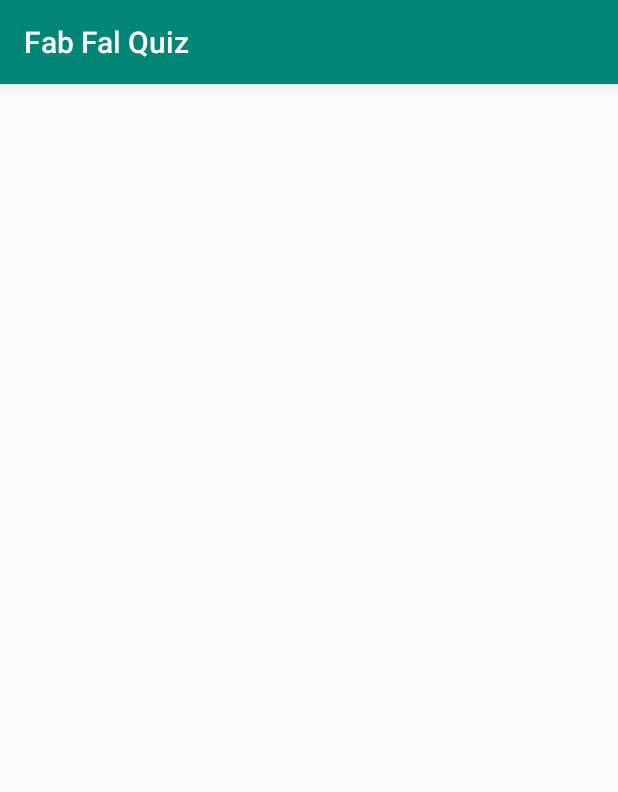
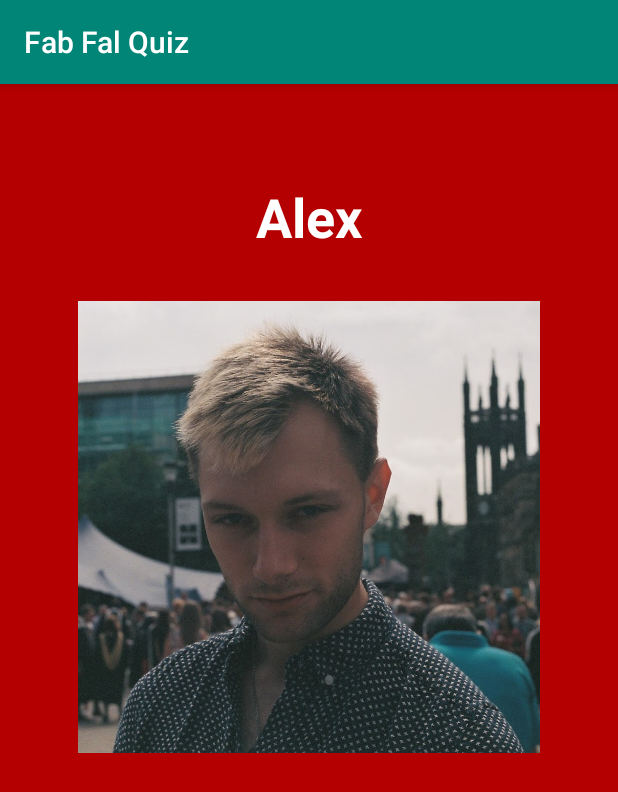
Before and after one commit to LexuLexu/Fab_Fal_Quiz, an Android app: the ResultActivity screen opened directly, with no data from a screen before it, on a phone screen of 412 x 824 dp. Shown: the top 792 px of the screen. Run offline under Robolectric (Android 15) with nearby library versions, the phone set to English and light mode, and no system bars.

Commit message:
results activity functions

```diff
--- a/app/src/main/java/com/example/whichfalmouthmemberareyou/Global.kt
+++ b/app/src/main/java/com/example/whichfalmouthmemberareyou/Global.kt
@@ -4,11 +4,15 @@ import android.app.Application
 
 class Global : Application() {
 
-    var alex:   Int = 0;
-    var amy:    Int = 0;
-    var jack:   Int = 0;
-    var sam:    Int = 0;
-    var tom:    Int = 0;
+    var alex:   Int = 0
+    var amy:    Int = 0
+    var jack:   Int = 0
+    var sam:    Int = 0
+    var tom:    Int = 0
+
+    val sortedList = ArrayList<Int>()
+
+    var mostLike = ""
 
     fun plusScore (person : String) {
 
@@ -43,12 +47,38 @@ class Global : Application() {
     }
 
     fun atLeastTen (): Boolean {
-        if ((this.alex + this.amy + this.jack + this.sam + this.tom) >= 10) {
-            return true
-        }
-        else {
-            return false
+
+        return (this.alex + this.amy + this.jack + this.sam + this.tom) >= 10
+
+    }
+
+    fun sortMembers (): ArrayList<Int>  {
+
+        sortedList.add(this.alex)
+        sortedList.add(this.amy)
+        sortedList.add(this.jack)
+        sortedList.add(this.sam)
+        sortedList.add(this.tom)
+
+        sortedList.sort()
+
+        return sortedList
+    }
+
+    fun returnMostSimilarMember () {
+
+        when (sortedList[4]) {
+
+            this.alex -> mostLike = "alex"
+            this.amy -> mostLike = "amy"
+            this.jack -> mostLike = "jack"
+            this.sam -> mostLike = "sam"
+            this.tom -> mostLike = "tom"
         }
     }
 
+    fun get_mostLike () : String {
+        return mostLike
+    }
+
 }
--- a/app/src/main/java/com/example/whichfalmouthmemberareyou/ResultActivity.kt
+++ b/app/src/main/java/com/example/whichfalmouthmemberareyou/ResultActivity.kt
@@ -2,11 +2,35 @@ package com.example.whichfalmouthmemberareyou
 
 import androidx.appcompat.app.AppCompatActivity
 import android.os.Bundle
+import android.widget.ImageView
+import android.widget.TextView
 
 class ResultActivity : AppCompatActivity() {
+
+    var mostLike = ""
 
     override fun onCreate(savedInstanceState: Bundle?) {
         super.onCreate(savedInstanceState)
         setContentView(R.layout.activity_result)
+
+        (applicationContext as Global).sortMembers()
+        (applicationContext as Global).returnMostSimilarMember()
+        mostLike = (applicationContext as Global).get_mostLike()
+
+        val resultText = findViewById<TextView>(R.id.resultTextView)
+        resultText.setText(mostLike.capitalize())
+
+        val resultImage = findViewById<ImageView>(R.id.resultImage)
+
+        when (mostLike) {
+
+            "alex" -> resultImage.setImageDrawable(getDrawable(R.drawable.alex_result))
+            "amy" -> resultImage.setImageDrawable(getDrawable(R.drawable.amy_result))
+            "jack" -> resultImage.setImageDrawable(getDrawable(R.drawable.jack_result))
+            "sam" -> resultImage.setImageDrawable(getDrawable(R.drawable.sam_result))
+            "tom" -> resultImage.setImageDrawable(getDrawable(R.drawable.tom_result))
+
+        }
+
     }
 }
--- a/app/src/main/res/layout/activity_result.xml
+++ b/app/src/main/res/layout/activity_result.xml
@@ -4,6 +4,32 @@
     xmlns:tools="http://schemas.android.com/tools"
     android:layout_width="match_parent"
     android:layout_height="match_parent"
+    android:background="@color/backgroundMain"
     tools:context=".ResultActivity">
 
+    <TextView
+        android:id="@+id/resultTextView"
+        android:layout_width="wrap_content"
+        android:layout_height="wrap_content"
+        android:layout_marginTop="64dp"
+        android:text="TextView"
+        android:textAlignment="center"
+        android:textColor="@android:color/white"
+        android:textSize="36sp"
+        android:textStyle="bold"
+        app:layout_constraintEnd_toEndOf="parent"
+        app:layout_constraintHorizontal_bias="0.5"
+        app:layout_constraintStart_toStartOf="parent"
+        app:layout_constraintTop_toTopOf="parent" />
+
+    <ImageView
+        android:id="@+id/resultImage"
+        android:layout_width="325dp"
+        android:layout_height="301dp"
+        android:layout_marginTop="32dp"
+        app:layout_constraintEnd_toEndOf="parent"
+        app:layout_constraintHorizontal_bias="0.5"
+        app:layout_constraintStart_toStartOf="parent"
+        app:layout_constraintTop_toBottomOf="@+id/resultTextView"
+        app:srcCompat="@mipmap/ic_launcher" />
 </androidx.constraintlayout.widget.ConstraintLayout>
```
Also changed, not shown: app/src/main/java/com/example/whichfalmouthmemberareyou/QuizActivity.kt (+14 -13 lines), app/src/main/res/drawable/alex_result.png (added), app/src/main/res/drawable/amy_result.png (added), app/src/main/res/drawable/jack_result.JPG (added), app/src/main/res/drawable/tom_result.png (added), 2 other files.
